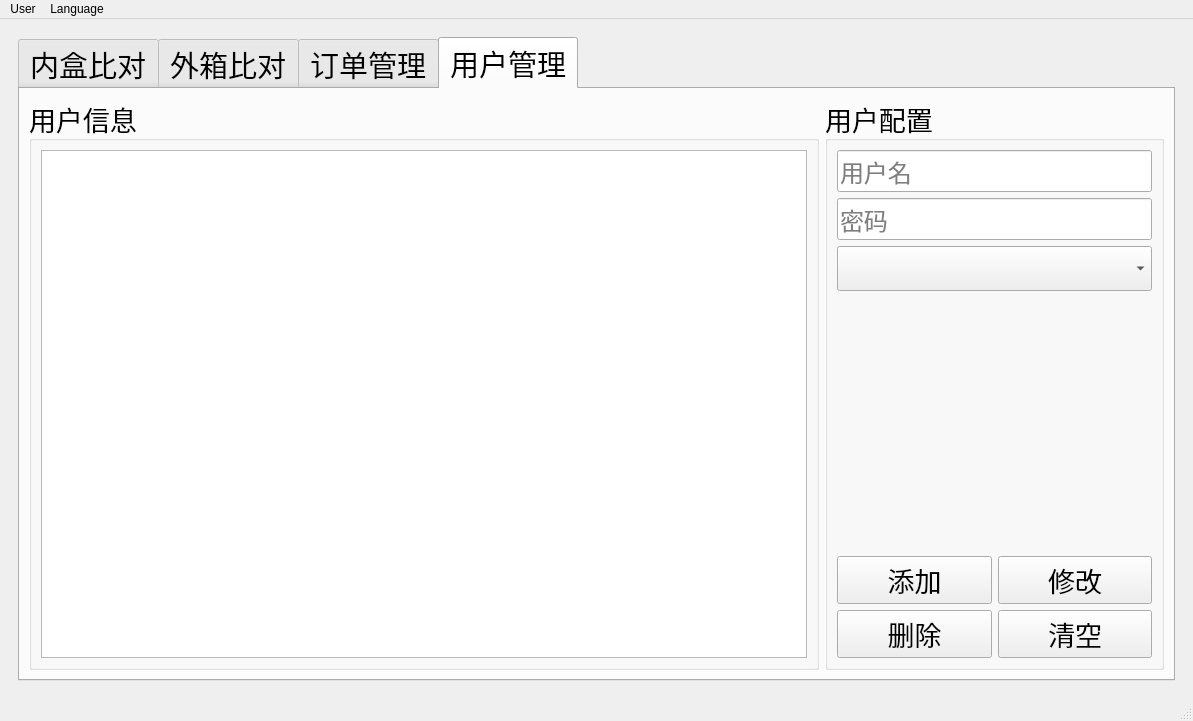
Old version of the form res/ui/main_window.ui in the repository zelviner/BarcodeCompare.
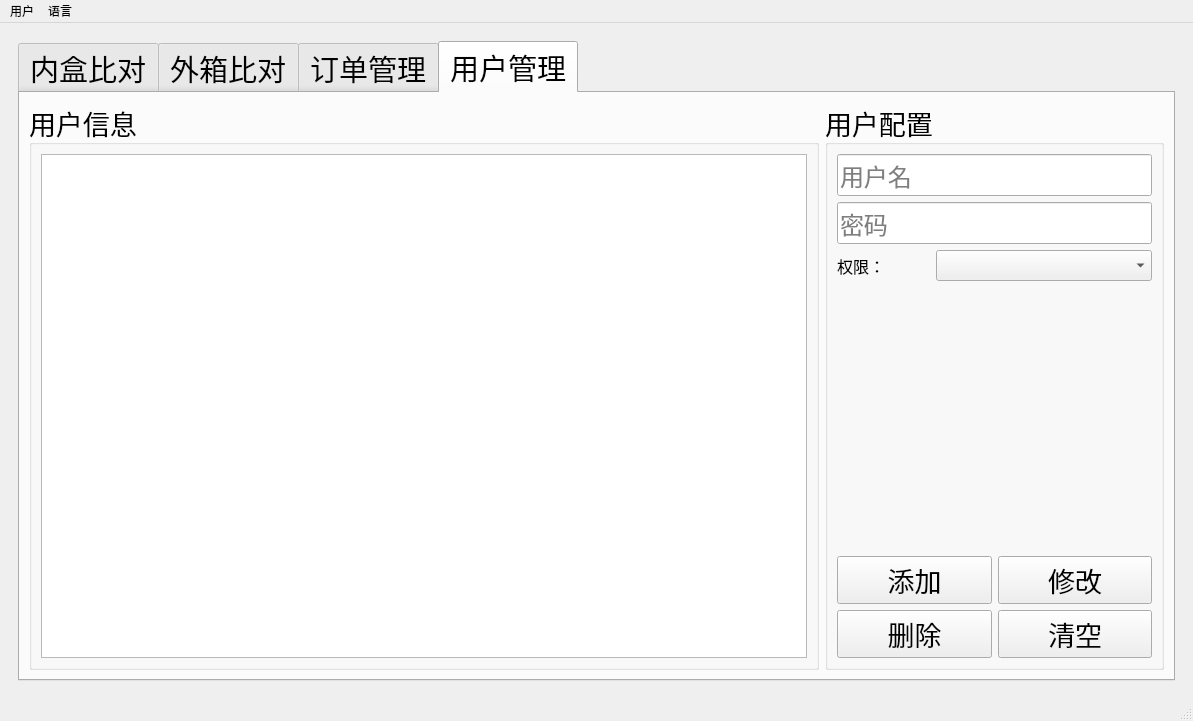
New version of the form. The open tabs and pages were chosen to show the change.

Commit message: feat: Update UI text and add functionality for order and user management

```diff
--- a/res/ui/main_window.ui
+++ b/res/ui/main_window.ui
@@ -1173,7 +1173,7 @@
           <attribute name="title">
            <string>用户管理</string>
           </attribute>
-          <layout class="QHBoxLayout" name="horizontalLayout_29">
+          <layout class="QHBoxLayout" name="horizontalLayout_31">
            <item>
             <layout class="QHBoxLayout" name="horizontalLayout_4" stretch="7,3">
              <item>
@@ -1236,7 +1236,28 @@
                  </widget>
                 </item>
                 <item>
+                 <layout class="QHBoxLayout" name="horizontalLayout_29" stretch="3,7">
+                  <item>
+                   <widget class="QLabel" name="label_23">
+                    <property name="font">
+                     <font>
+                      <family>微软雅黑</family>
+                      <pointsize>12</pointsize>
+                     </font>
+                    </property>
+                    <property name="text">
+                     <string>权限：</string>
+                    </property>
+                   </widget>
+                  </item>
+                  <item>
                  <widget class="QComboBox" name="selected_combo_box">
+                    <property name="font">
+                     <font>
+                      <family>微软雅黑</family>
+                      <pointsize>12</pointsize>
+                     </font>
+                    </property>
                   <property name="currentText">
                    <string>请选择</string>
                   </property>
@@ -1244,6 +1265,8 @@
                    <string>请选择</string>
                   </property>
                  </widget>
+                  </item>
+                 </layout>
                 </item>
                 <item>
                  <spacer name="verticalSpacer_2">
@@ -1315,13 +1338,13 @@
    </property>
    <widget class="QMenu" name="menuLanguage">
     <property name="title">
-     <string>User</string>
+     <string>用户</string>
     </property>
     <addaction name="switch_user_action"/>
    </widget>
    <widget class="QMenu" name="menuLanguage_2">
     <property name="title">
-     <string>Language</string>
+     <string>语言</string>
     </property>
     <addaction name="chinese_action"/>
     <addaction name="english_action"/>
```
Left out of the diff: 8 changed lines with no effect on the pictures. Lines whose indentation alone changed are shown as unchanged. The commit also changes 10 other files.
